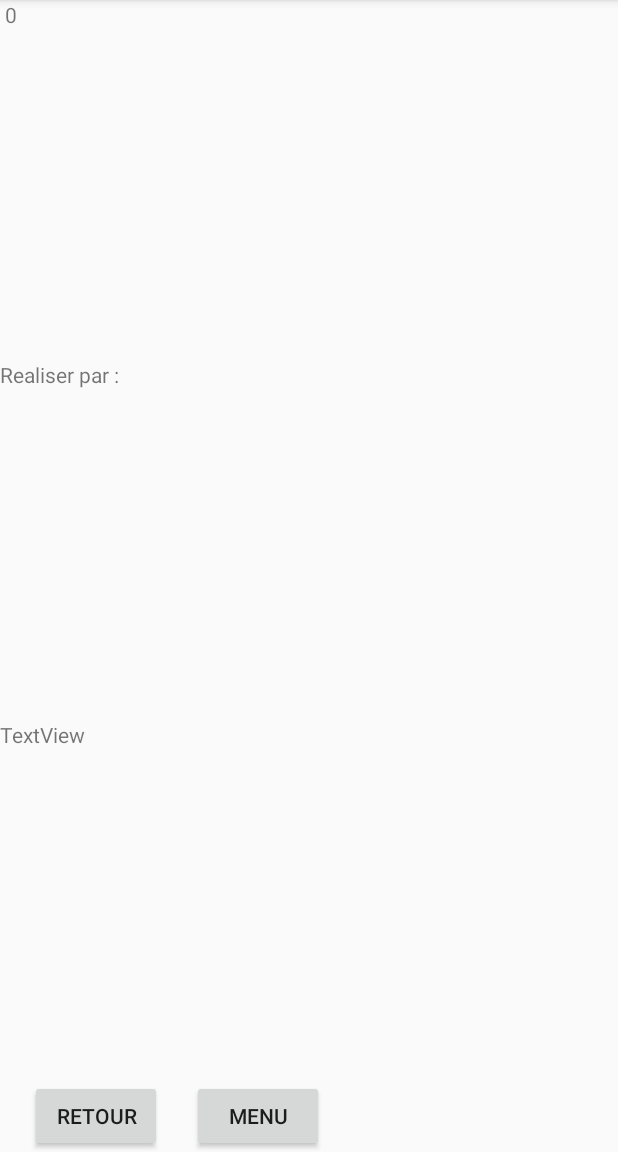
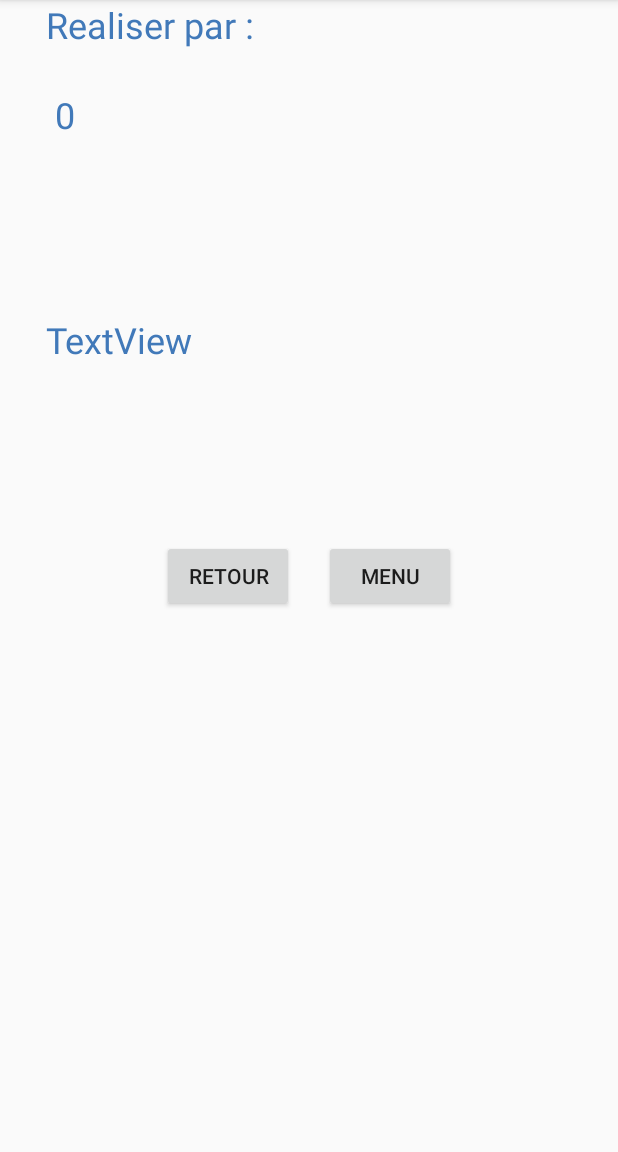
Before and after one commit to tite-lou/GSBAndroid, an Android app: the LeCPActivity screen opened directly, with no data from a screen before it, on a phone screen of 412 x 824 dp, the part 84-1236 px from its top. Run offline under Robolectric (Android 15) with nearby library versions, the phone set to English and light mode, and no system bars; our stand-ins replace Volley; network calls fail.

Commit message:
CSS et fonction de retour pour la saisie d'un compte-rendu plus un petit message pour validé que cela à bien été enreistrer

```diff
--- a/app/src/main/res/layout/activity_le_cp.xml
+++ b/app/src/main/res/layout/activity_le_cp.xml
@@ -8,28 +8,37 @@
     tools:context=".LeCPActivity">
 
     <TextView
+        android:id="@+id/textView4"
+        style="@style/GreenText"
+        android:layout_width="350dp"
+        android:layout_height="60dp"
+        android:layout_gravity="center"
+        android:text="TextView"
+        android:textAppearance="@style/TextAppearance.AppCompat.Display4" />
+    <TextView
         android:id="@+id/textView2"
         android:layout_width="350dp"
-        android:layout_height="20dp"
-        android:layout_weight="0.5"
+        style="@style/GreenText"
+        android:layout_height="150dp"
+        android:layout_gravity="center"
+        android:textAppearance="@style/TextAppearance.AppCompat.Display2"
         android:text="TextView" />
 
     <TextView
         android:id="@+id/textView3"
+        style="@style/GreenText"
         android:layout_width="350dp"
-        android:layout_height="20dp"
-        android:layout_weight="0.5"
-        android:text="TextView" />
-    <TextView
-        android:id="@+id/textView4"
-        android:layout_width="350dp"
-        android:layout_height="20dp"
-        android:layout_weight="0.5"
-        android:text="TextView" />
+        android:layout_height="150dp"
+        android:layout_gravity="center"
+        android:text="TextView"
+        tools:text="@tools:sample/cities" />
+
+
 
     <LinearLayout
         android:layout_width="wrap_content"
         android:layout_height="wrap_content"
+        android:layout_gravity="center"
         android:orientation="horizontal">
 
         <Button
--- a/app/src/main/res/layout/activity_saisir_cp.xml
+++ b/app/src/main/res/layout/activity_saisir_cp.xml
@@ -59,7 +59,8 @@
             android:layout_marginLeft="20dp"
             android:layout_marginRight="20dp"
 
-            android:text="Annuler"
+            android:text="Retour"
+            android:onClick="RetourMenu"
             />
 
 
--- a/app/src/main/res/layout/activity_voir_cp.xml
+++ b/app/src/main/res/layout/activity_voir_cp.xml
@@ -5,6 +5,7 @@
     android:layout_width="match_parent"
     android:layout_height="match_parent"
     android:orientation="vertical"
+    android:background="#8BAFD8"
     tools:context=".VoirCPActivity">
 
     <TextView
--- a/app/src/main/res/values/styles.xml
+++ b/app/src/main/res/values/styles.xml
@@ -6,6 +6,9 @@
         <item name="colorPrimary">#3567A3</item>
         <item name="colorPrimaryDark">@color/colorPrimaryDark</item>
         <item name="colorAccent">#0F3B6D</item>
+    </style>
+    <style name="GreenText" parent="TextAppearance.AppCompat.Headline">
+        <item name="android:textColor">#4179B9</item>
     </style>
     <style name="Layout">
         <item name="android:background">#8BAFD8</item>
```
Also changed, not shown: app/src/main/java/fr/lc/sio/lt/gsbmission5/LeCPActivity.java (+6 -6 lines), app/src/main/java/fr/lc/sio/lt/gsbmission5/SaisirCPActivity.java (+6 -2 lines).
